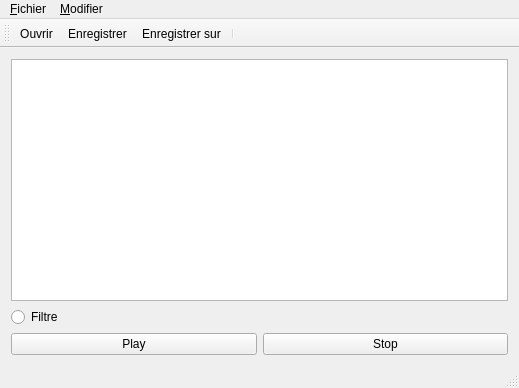
This is Music/music.ui in Asifadam93/FiltreMusical as Qt 5 draws it before an edit. The edited form follows.
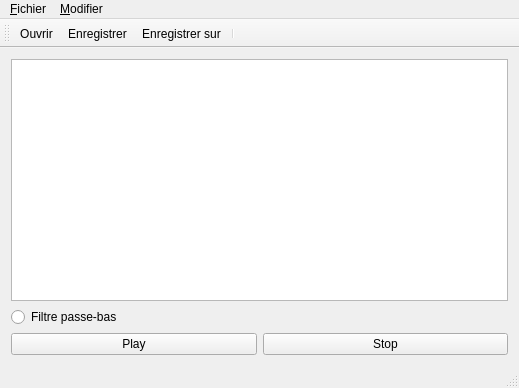
This is the edited form. Icons and pictures are not drawn.

Commit message: Low passe filter added

What changed in the file:
```diff
--- a/Music/music.ui
+++ b/Music/music.ui
@@ -25,7 +25,7 @@
     <item row="1" column="0">
      <widget class="QRadioButton" name="radioButtonFiltre">
       <property name="text">
-       <string>Filtre</string>
+       <string>Filtre passe-bas</string>
       </property>
      </widget>
     </item>
```
Left out of the diff: 2 changed lines with no effect on the pictures. The commit also changes 6 other files.
